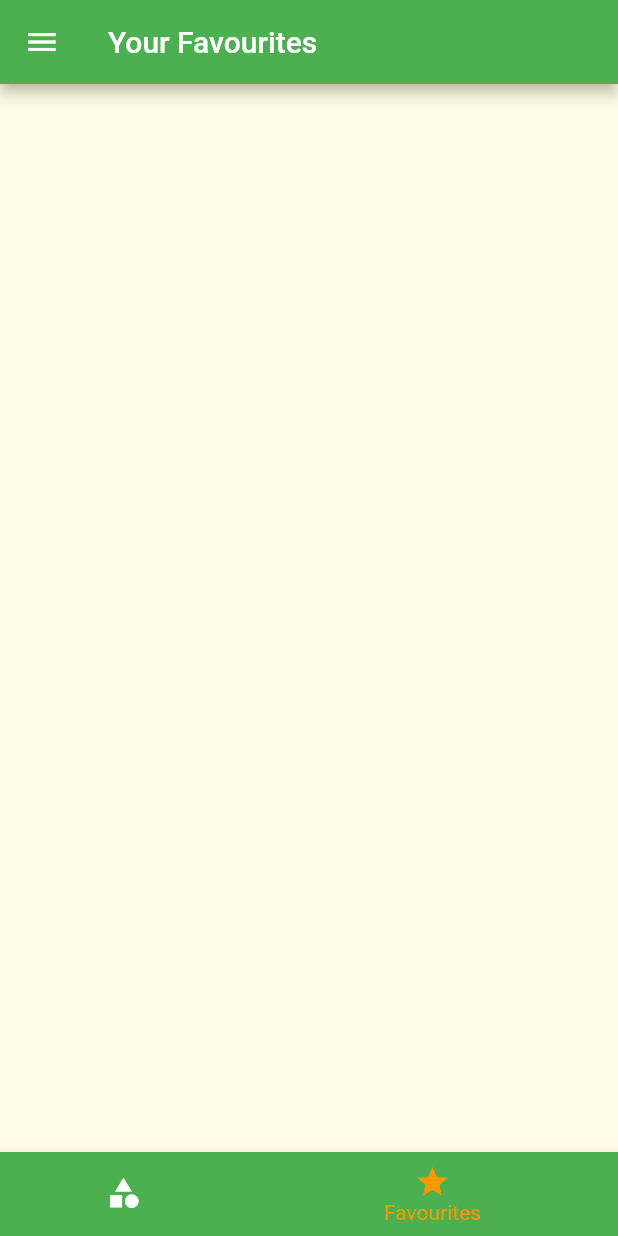
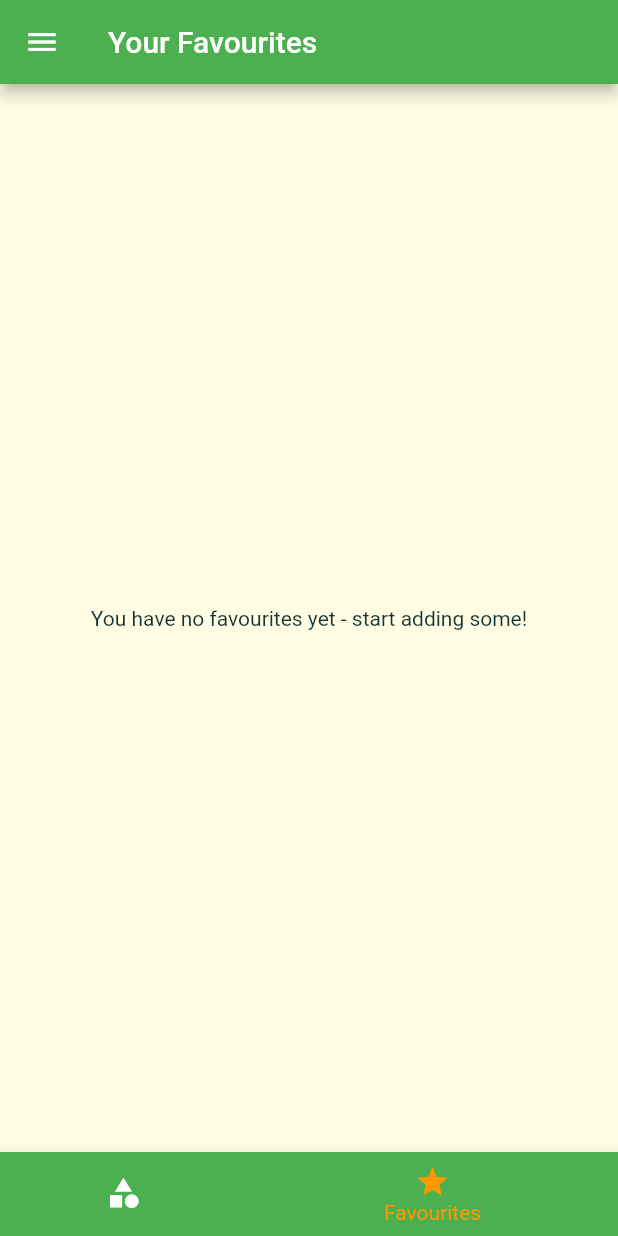
Before and after one commit to cibikumar-mv/flutter-meals, a Flutter app: the screen it shows after launch, item 2 of the bottom bar chosen, on a phone screen of 412 x 824 dp. Run offline on Flutter 3.47's test engine with Material 2 defaults, Android fonts, the phone set to English and light mode, and no system bars; Roboto replaces fonts that are missing (Raleway).

Commit message:
Implemented the favourites feature.

```diff
--- a/lib/Screens/favourites_screen.dart
+++ b/lib/Screens/favourites_screen.dart
@@ -1,8 +1,35 @@
 import 'package:flutter/material.dart';
+import 'package:meals/Models/meals.dart';
+import 'package:meals/widgets/meals_item.dart';
 
 class FavouritesScreen extends StatelessWidget {
+  final List<Meal> favouriteMeals;
+
+  const FavouritesScreen(this.favouriteMeals);
+
   @override
   Widget build(BuildContext context) {
-    return Container( );
+    if(favouriteMeals.isEmpty) {
+      return Center(
+        child :Text("You have no favourites yet - start adding some!")
+      );
+    }
+    else{
+      return ListView.builder(
+        itemBuilder: (ctx, index) {
+          return MealItem(
+            id: favouriteMeals[index].id,
+            imageUrl: favouriteMeals[index].imageUrl,
+            title: favouriteMeals[index].title,
+            affordability: favouriteMeals[index].affordability,
+            complexity: favouriteMeals[index].complexity,
+            duration: favouriteMeals[index].duration,
+            // removeItem: _removeMeal,
+          );
+        },
+        itemCount: favouriteMeals.length,
+      );
+
+    }
   }
 }
--- a/lib/Screens/tabs_screen.dart
+++ b/lib/Screens/tabs_screen.dart
@@ -1,26 +1,36 @@
 import 'package:flutter/material.dart';
+import 'package:meals/Models/meals.dart';
 import 'package:meals/widgets/main_drawer.dart';
 import 'categories_screen.dart';
 import 'favourites_screen.dart';
 
 class TabsScreen extends StatefulWidget {
+  final List<Meal> favouriteMeals;
+
+  const TabsScreen(this.favouriteMeals);
   @override
   _TabScreenState createState() => _TabScreenState();
 }
 
 class _TabScreenState extends State<TabsScreen> {
-  final List<Map<String, Object>> _pages = [
+  List<Map<String, Object>> _pages;
+
+  int _selectedPageIndex = 0;
+
+  @override
+  void initState() {
+    _pages = [
       {
         'page' : CategoriesScreen(),
         'title' : "Categories"
       },
       {
-      'page' : FavouritesScreen(),
+        'page' : FavouritesScreen(widget.favouriteMeals),
         'title': "Your Favourites",
       }
     ];
-
-  int _selectedPageIndex = 0;
+    super.initState();
+  }
 
   void _selectPage(int index) {
     setState(() {
--- a/lib/main.dart
+++ b/lib/main.dart
@@ -24,6 +24,7 @@ class _MyAppState extends State<MyApp> {
     'vegetarian' : false,
   };
   List<Meal> _availableMeals = DUMMY_MEALS;
+  List<Meal> _favouriteMeals = [];
 
   void _setFilters(Map<String, bool> filterData){
     setState(() {
@@ -47,6 +48,24 @@ class _MyAppState extends State<MyApp> {
       }).toList();
     });
 
+  }
+
+  void _toggleFavourite(String mealId){
+    final existitngIndex = _favouriteMeals.indexWhere((meal) => meal.id == mealId);
+    if(existitngIndex >= 0){
+      setState(() {
+        _favouriteMeals.removeAt(existitngIndex);
+      });
+    }
+    else{
+      setState(() {
+        _favouriteMeals.add(DUMMY_MEALS.firstWhere((meal) => mealId == meal.id));
+      });
+    }
+  }
+
+  bool _isMealFavourite(String id){
+    return _favouriteMeals.any((meal) => meal.id == id);
   }
 
 
@@ -74,9 +93,9 @@ class _MyAppState extends State<MyApp> {
       ),
       // home: CategoriesScreen(),
       routes: {
-        '/' : (ctx) => TabsScreen(),
+        '/' : (ctx) => TabsScreen(_favouriteMeals),
         CategoryMealsScreen.routeName : (ctx) => CategoryMealsScreen(_availableMeals),
-        MealDetailScreen.routeName : (ctx) =>  MealDetailScreen(),
+        MealDetailScreen.routeName : (ctx) =>  MealDetailScreen(_toggleFavourite, _isMealFavourite),
         FiltersScreen.routeName : (ctx) => FiltersScreen(_filters, _setFilters),
       },
       //Ongenerate works when a page is not mentioned in routes.
```
Also changed, not shown: lib/Screens/meal_detail_screen.dart (+22 -6 lines). Lines whose indentation alone changed are shown as unchanged.
